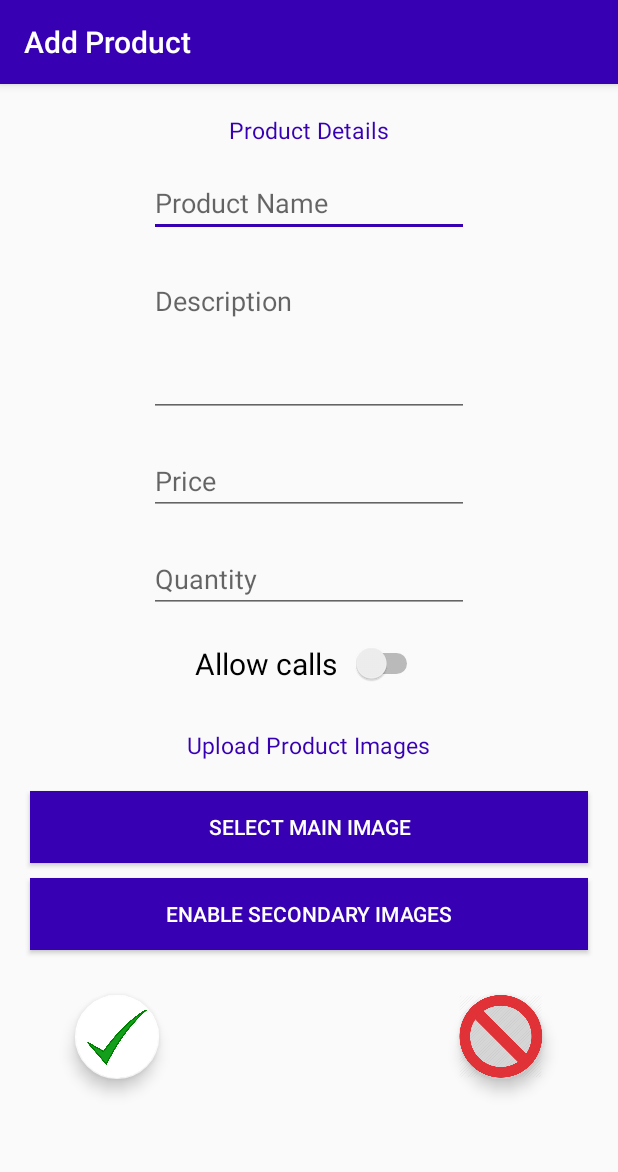
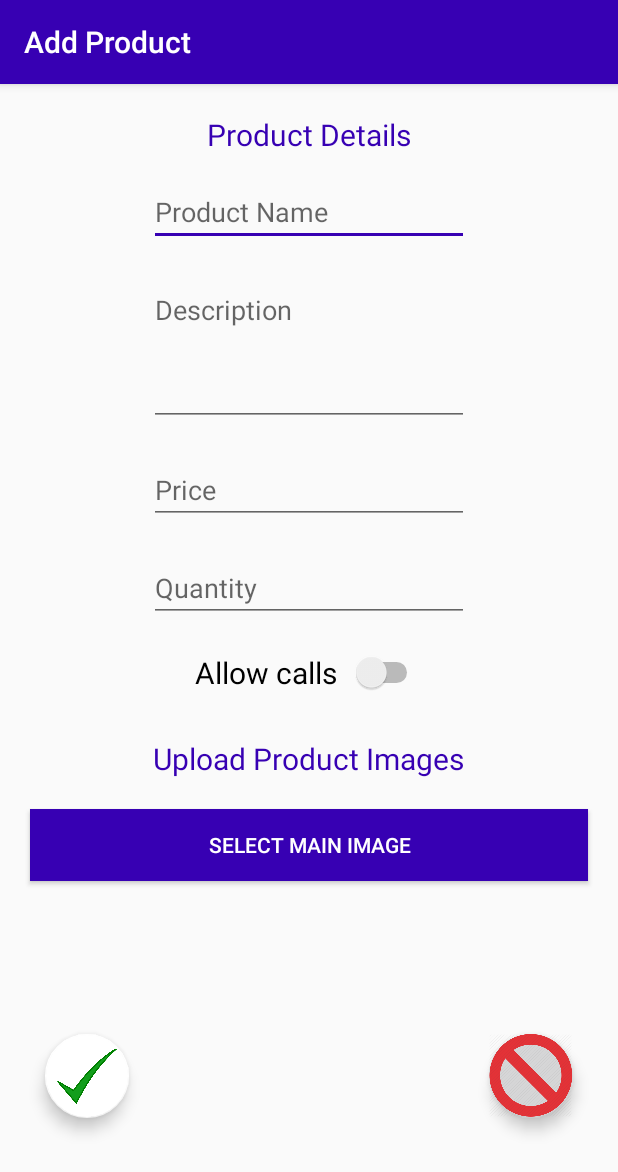
Before and after one commit to thriston/complete_version1, an Android app: the AddProductActivity screen opened directly, with no data from a screen before it, on a phone screen of 412 x 824 dp. Shown: the top 1172 px of the screen. Run offline under Robolectric (Android 15) with nearby library versions, the phone set to English and light mode, and no system bars; our stand-ins replace Firebase (no records; nobody signed in at launch, a user with empty details on screens opened directly); 3 statements that could not run were skipped.

Commit message:
Add product updated - dynamic

```diff
--- a/app/build.gradle
+++ b/app/build.gradle
@@ -35,5 +35,6 @@ dependencies {
     implementation 'com.nostra13.universalimageloader:universal-image-loader:1.9.5'
     implementation 'com.android.support:design:28.0.0'
     implementation 'com.squareup.picasso:picasso:2.5.2'
+    implementation 'com.android.support:cardview-v7:28.0.0'
 }
 apply plugin: 'com.google.gms.google-services'
--- a/app/src/main/res/layout/product_add_layout.xml
+++ b/app/src/main/res/layout/product_add_layout.xml
@@ -39,7 +39,7 @@
             android:layout_below="@+id/toolbar"
             android:layout_centerHorizontal="true"
             android:layout_marginTop="20dp"
-            android:textSize="15sp"
+            android:textSize="20sp"
             android:textColor="@color/design_default_color_primary_dark"
             />
 
@@ -122,7 +122,7 @@
             android:layout_below="@+id/allowCallsSwitch"
             android:layout_centerHorizontal="true"
             android:layout_marginTop="30dp"
-            android:textSize="15sp"
+            android:textSize="20sp"
             android:textColor="@color/design_default_color_primary_dark"
             />
 
@@ -133,6 +133,7 @@
             android:layout_marginEnd="20dp"
             android:layout_height="wrap_content"
             android:layout_below="@id/uploadImagesTV"
+            android:visibility="visible"
             android:text="Select Main Image"
             android:background="@color/design_default_color_primary_dark"
             android:textColor="#ffffff"
@@ -140,30 +141,46 @@
             android:layout_marginTop="20dp"/>
 
 
-        <Button
-            android:id="@+id/secondaryImagesBtn"
-            android:layout_width="match_parent"
-            android:layout_marginStart="20dp"
-            android:layout_marginEnd="20dp"
-            android:layout_height="wrap_content"
-            android:layout_below="@id/mainImageUpload"
-            android:text="Enable Secondary Images"
-            android:background="@color/design_default_color_primary_dark"
-            android:textColor="#ffffff"
-            android:layout_centerHorizontal="true"
-            android:layout_marginTop="10dp"/>
-
-
-        <ImageView
+        <TextView
+            android:id="@+id/mainImageTV"
             android:layout_width="wrap_content"
             android:layout_height="wrap_content"
-
+            android:layout_centerHorizontal="true"
+            android:text="Main Image:"
+            android:visibility="gone"
+            android:layout_below="@+id/uploadImagesTV"
+            android:layout_marginTop="10dp"
+            android:textSize="15dp"
+            android:textColor="#000000"
             />
 
 
+        <android.support.v7.widget.CardView
+            android:id="@+id/cardView"
+            android:layout_width="200dp"
+            android:layout_height="150dp"
+            android:layout_below="@+id/mainImageTV"
+            android:visibility="invisible"
+            android:layout_marginBottom="0dp"
+            android:paddingBottom="0dp"
+            app:cardBackgroundColor="@color/fui_transparent"
+            android:layout_centerHorizontal="true"
+            android:layout_marginTop="10dp">
+
+            <ImageView
+                android:id="@+id/mainImage"
+                android:layout_width="match_parent"
+                android:layout_height="match_parent"
+                android:layout_gravity="center"
+                android:padding="5dp"
+                android:visibility="visible"
+                android:layout_centerHorizontal="true"
+                android:adjustViewBounds="true"
+                android:layout_below="@+id/mainImageUpload"
+                />
 
 
-
+        </android.support.v7.widget.CardView>
 
 
 
@@ -172,10 +189,11 @@
             android:layout_width="wrap_content"
             android:layout_height="wrap_content"
             android:layout_centerHorizontal="true"
-            android:layout_marginTop="30dp"
-            android:layout_below="@+id/secondaryImagesBtn"
-            android:layout_alignParentBottom="false"
+            android:layout_below="@id/cardView"
+            android:layout_marginTop="10dp"
             android:layout_marginBottom="20dp"
+
+
            >
 
             <ProgressBar
@@ -192,30 +210,38 @@
 
         <android.support.design.widget.FloatingActionButton
             android:id="@+id/fabCancel"
-            android:layout_below="@+id/secondaryImagesBtn"
+
             android:layout_width="wrap_content"
             android:layout_height="wrap_content"
+
             android:layout_alignParentEnd="true"
-            android:layout_alignParentBottom="false"
-            android:layout_marginRight="50dp"
-            android:layout_marginBottom="10dp"
+            android:layout_below="@+id/cardView"
+
+            android:layout_marginTop="10dp"
+            android:layout_marginEnd="30dp"
+            android:layout_marginBottom="20dp"
+
             android:clickable="true"
-            android:layout_marginTop="30dp"
+            android:focusable="true"
             app:backgroundTint="@color/fui_transparent"
             app:maxImageSize="55dp"
             android:src="@drawable/cancel" />
+
 
         <android.support.design.widget.FloatingActionButton
             android:id="@+id/fabAdd"
             android:layout_width="wrap_content"
             android:layout_height="wrap_content"
+
             android:layout_alignParentStart="true"
-            android:layout_below="@id/secondaryImagesBtn"
-            android:layout_alignParentBottom="false"
-            android:layout_marginTop="30dp"
-            android:layout_marginLeft="50dp"
+            android:layout_below="@+id/cardView"
+
+            android:layout_marginTop="10dp"
+            android:layout_marginStart="30dp"
             android:layout_marginBottom="20dp"
+
             android:clickable="true"
+            android:focusable="true"
             app:backgroundTint="#ffffff"
             app:fabSize="normal"
             app:maxImageSize="40dp"
```
Also changed, not shown: app/src/main/java/com/example/bookster/AddProductActivity.java (+17 -0 lines), app/src/main/java/com/example/bookster/ProductListAdapter.java (+112 -17 lines), app/src/main/res/layout/product_list_item_layout.xml (+4 -4 lines), app/src/main/res/drawable/image_placeholder.png (added).
